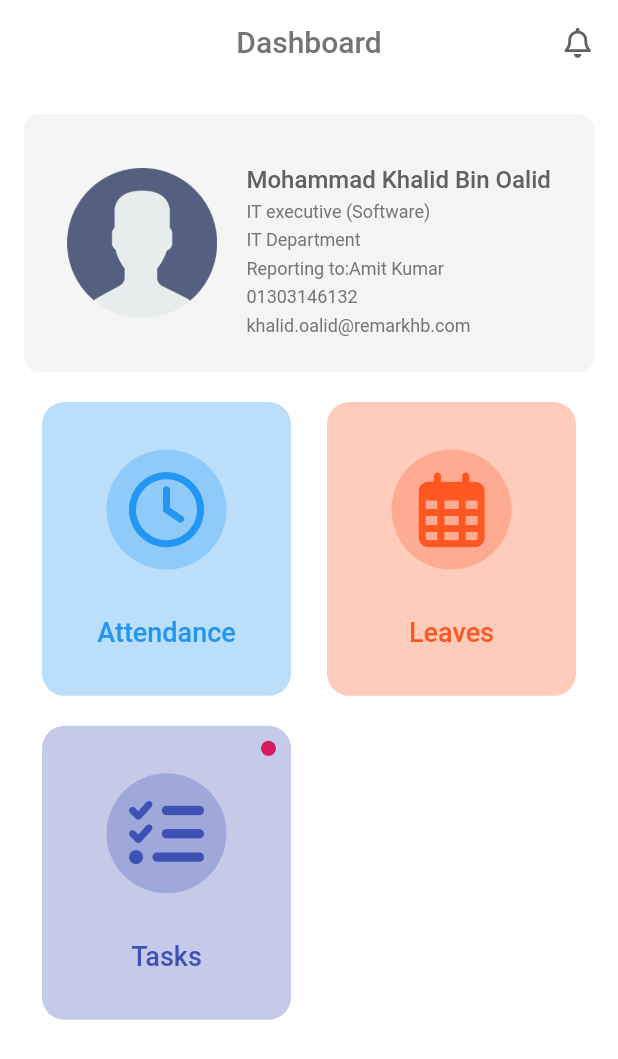
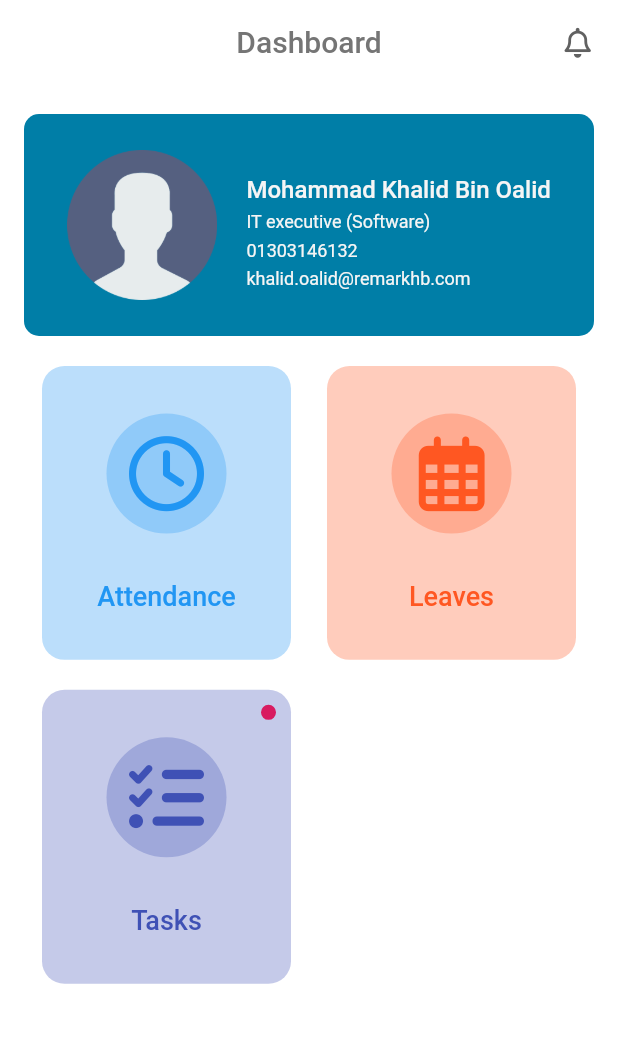
Before and after one commit to hunter7149/remark_attendance, a Flutter app: the HomeView screen opened by its route, on a phone screen of 412 x 824 dp. Shown: the top 1059 px of the screen. Run offline on Flutter 3.47's test engine with Material 2 defaults, Android fonts, the phone set to English and light mode, and no system bars; drawn by our look-alikes of zoom_tap_animation; our stand-ins replace date_time_picker, dio, font_awesome_flutter, geocoding, get, get_storage and 2 more; accounts and stored records are empty; network calls fail.

Commit message:
"Profile color changed"

```diff
--- a/lib/app/data/globals/app_colors.dart
+++ b/lib/app/data/globals/app_colors.dart
@@ -3,4 +3,7 @@ import 'package:flutter/material.dart';
 class AppColors {
   static Color mainBlue = Color(0xFF00416B);
   static Color greyColor = Colors.blueGrey.shade100;
+  static Color modernGreen = Color(0xff25ae7a);
+  static Color modernRed = Color(0xFFff595e);
+  static Color modernBlue = Color(0xff007ea7);
 }
--- a/lib/app/modules/attendancescreen/views/attendancescreen_view.dart
+++ b/lib/app/modules/attendancescreen/views/attendancescreen_view.dart
@@ -185,7 +185,7 @@ class AttendancescreenView extends GetView<AttendancescreenController> {
                               child: COMMONWIDGET.button(
                                   height: 50,
                                   title: "Check Out",
-                                  backgroudcolor: Colors.red.shade600,
+                                  backgroudcolor: Colors.red.shade400,
                                   funtion: () {
                                     controller.requestCheckOut();
                                   }),
--- a/lib/app/modules/home/views/home_view.dart
+++ b/lib/app/modules/home/views/home_view.dart
@@ -1,3 +1,4 @@
+import 'package:attendance/app/data/globals/app_colors.dart';
 import 'package:attendance/app/routes/app_pages.dart';
 import 'package:flutter/material.dart';
 import 'package:font_awesome_flutter/font_awesome_flutter.dart';
@@ -63,7 +64,8 @@ class HomeView extends GetView<HomeController> {
               // height: 400,
               padding: EdgeInsets.all(24),
               decoration: BoxDecoration(
-                color: Colors.grey.shade100,
+                color: AppColors.modernBlue,
+                // color: Colors.grey.shade100,
                 borderRadius: BorderRadius.circular(10),
 
                 // border: Border.all(width: 0.5, color: Colors.grey.shade400)
@@ -90,7 +92,7 @@ class HomeView extends GetView<HomeController> {
                           "Mohammad Khalid Bin Oalid",
                           style: TextStyle(
                               fontSize: 16,
-                              color: Colors.grey.shade700,
+                              color: Colors.grey.shade100,
                               fontWeight: FontWeight.w500),
                         ),
                         SizedBox(
@@ -100,37 +102,37 @@ class HomeView extends GetView<HomeController> {
                           "IT executive (Software)",
                           style: TextStyle(
                               fontSize: 12,
-                              color: Colors.grey.shade600,
+                              color: Colors.grey.shade100,
                               fontWeight: FontWeight.w400),
                         ),
                         SizedBox(
                           height: 5,
                         ),
-                        Text(
-                          "IT Department",
-                          style: TextStyle(
-                              fontSize: 12,
-                              color: Colors.grey.shade600,
-                              fontWeight: FontWeight.w400),
-                        ),
-                        SizedBox(
-                          height: 5,
-                        ),
-                        Text(
-                          "Reporting to:Amit Kumar",
-                          style: TextStyle(
-                              fontSize: 12,
-                              color: Colors.grey.shade600,
-                              fontWeight: FontWeight.w400),
-                        ),
-                        SizedBox(
-                          height: 5,
-                        ),
+                        // Text(
+                        //   "IT Department",
+                        //   style: TextStyle(
+                        //       fontSize: 12,
+                        //       color: Colors.grey.shade100,
+                        //       fontWeight: FontWeight.w400),
+                        // ),
+                        // SizedBox(
+                        //   height: 5,
+                        // ),
+                        // Text(
+                        //   "Reporting to:Amit Kumar",
+                        //   style: TextStyle(
+                        //       fontSize: 12,
+                        //       color: Colors.grey.shade100,
+                        //       fontWeight: FontWeight.w400),
+                        // ),
+                        // SizedBox(
+                        //   height: 5,
+                        // ),
                         Text(
                           "01303146132",
                           style: TextStyle(
                               fontSize: 12,
-                              color: Colors.grey.shade600,
+                              color: Colors.grey.shade100,
                               fontWeight: FontWeight.w400),
                         ),
                         SizedBox(
@@ -140,7 +142,7 @@ class HomeView extends GetView<HomeController> {
                           "khalid.oalid@remarkhb.com",
                           style: TextStyle(
                               fontSize: 12,
-                              color: Colors.grey.shade600,
+                              color: Colors.grey.shade100,
                               fontWeight: FontWeight.w400),
                         ),
                       ],
```
